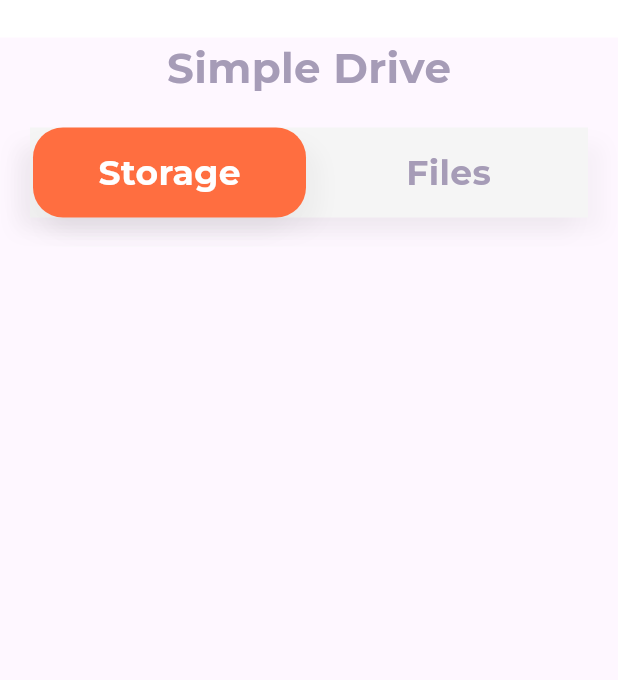
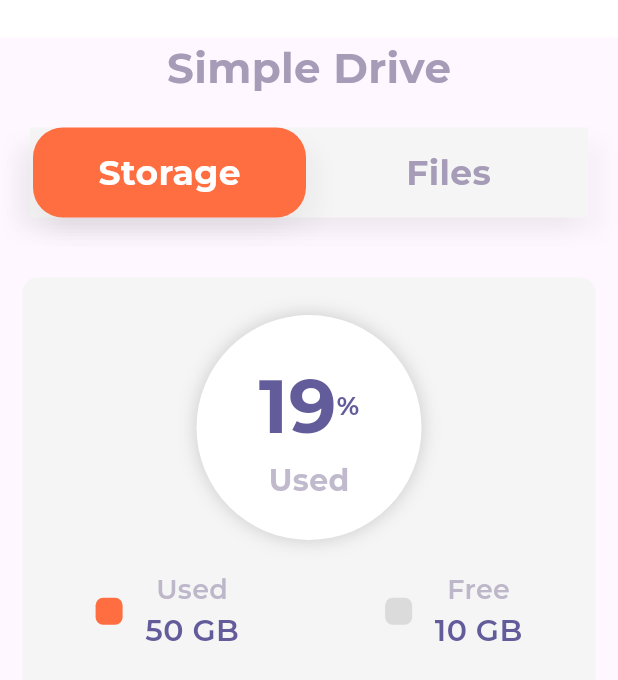
Before and after one commit to AhmadAlrimawi2000/simple-drive, a Flutter app: the screen it shows once a user with an empty profile is signed in, on a phone screen of 412 x 824 dp. Shown: the top 680 px of the screen. Run offline on Flutter 3.47's test engine with Material 3 defaults, Android fonts, the phone set to English and light mode, and no system bars; our stand-ins replace cloud_firestore, firebase_auth, firebase_core, get, google_fonts, google_sign_in; accounts and stored records are empty.

Commit message:
design the storage container

```diff
--- a/lib/constants/app_colors.dart
+++ b/lib/constants/app_colors.dart
@@ -3,5 +3,6 @@ import 'package:flutter/material.dart';
 class AppColors {
   static const textOne = Color(0xff635C9B);
   static const textTwo = Color(0xffA69CB7);
+  static const textThree = Color(0xff635C9B);
   static const orange = Colors.deepOrangeAccent;
 }
--- a/lib/view/pages/storage_page.dart
+++ b/lib/view/pages/storage_page.dart
@@ -1,15 +1,17 @@
 import 'package:flutter/material.dart';
 import 'package:simple_drive_app/widgets/storage_container.dart';
+import 'package:simple_drive_app/widgets/upload_options.dart';
 
 class StoragePage extends StatelessWidget {
   const StoragePage({super.key});
 
   @override
   Widget build(BuildContext context) {
-    return Column(
+    return const Column(
       children: <Widget>[
-        const SizedBox(height: 40),
+        SizedBox(height: 40),
         StorageContainer(),
+        UploadOptions(),
       ],
     );
   }
--- a/lib/widgets/storage_container.dart
+++ b/lib/widgets/storage_container.dart
@@ -1,10 +1,157 @@
 import 'package:flutter/material.dart';
+import 'package:simple_drive_app/constants/app_colors.dart';
+import 'package:simple_drive_app/constants/utils.dart';
 
 class StorageContainer extends StatelessWidget {
   const StorageContainer({super.key});
 
   @override
   Widget build(BuildContext context) {
-    return Container();
+    return Container(
+      width: MediaQuery.of(context).size.width,
+      margin: const EdgeInsets.symmetric(horizontal: 15),
+      decoration: BoxDecoration(
+        borderRadius: BorderRadius.circular(10),
+        color: Colors.grey.shade100,
+        boxShadow: [
+          BoxShadow(
+            color: Colors.grey.withValues(alpha: 0.001),
+            offset: const Offset(10, 10),
+            blurRadius: 10,
+          ),
+          BoxShadow(
+            color: Colors.grey.withValues(alpha: 0.001),
+            offset: const Offset(-10, 10),
+            blurRadius: 10,
+          ),
+        ],
+      ),
+      child: Padding(
+        padding: const EdgeInsets.only(top: 25, bottom: 35),
+        child: Column(
+          children: <Widget>[
+            Container(
+              width: 150,
+              height: 150,
+              decoration: BoxDecoration(
+                  shape: BoxShape.circle,
+                  color: Colors.white,
+                  boxShadow: [
+                    BoxShadow(
+                      color: Colors.grey.withValues(alpha: 0.5),
+                      blurRadius: 10,
+                    )
+                  ]),
+              child: Column(
+                mainAxisAlignment: MainAxisAlignment.center,
+                children: <Widget>[
+                  Row(
+                    mainAxisAlignment: MainAxisAlignment.center,
+                    children: <Widget>[
+                      Text(
+                        "19",
+                        style: textStyle(
+                          50,
+                          AppColors.textThree,
+                          FontWeight.bold,
+                        ),
+                      ),
+                      Text(
+                        "%",
+                        style: textStyle(
+                          17,
+                          AppColors.textThree,
+                          FontWeight.bold,
+                        ),
+                      ),
+                    ],
+                  ),
+                  Text(
+                    "Used",
+                    style: textStyle(
+                      20,
+                      AppColors.textTwo.withValues(alpha: 0.7),
+                      FontWeight.bold,
+                    ),
+                  )
+                ],
+              ),
+            ),
+            const SizedBox(height: 20),
+            Row(
+              mainAxisAlignment: MainAxisAlignment.spaceAround,
+              children: <Widget>[
+                Row(
+                  children: <Widget>[
+                    Container(
+                      width: 18,
+                      height: 18,
+                      decoration: BoxDecoration(
+                        borderRadius: BorderRadius.circular(5),
+                        color: AppColors.orange,
+                      ),
+                    ),
+                    const SizedBox(width: 15),
+                    Column(
+                      children: <Widget>[
+                        Text(
+                          "Used",
+                          style: textStyle(
+                            18,
+                            AppColors.textTwo.withValues(alpha: 0.7),
+                            FontWeight.w600,
+                          ),
+                        ),
+                        Text(
+                          "50 GB",
+                          style: textStyle(
+                            20,
+                            AppColors.textThree,
+                            FontWeight.w600,
+                          ),
+                        ),
+                      ],
+                    )
+                  ],
+                ),
+                Row(
+                  children: <Widget>[
+                    Container(
+                      width: 18,
+                      height: 18,
+                      decoration: BoxDecoration(
+                        borderRadius: BorderRadius.circular(5),
+                        color: Colors.grey.withValues(alpha: 0.3),
+                      ),
+                    ),
+                    const SizedBox(width: 15),
+                    Column(
+                      children: <Widget>[
+                        Text(
+                          "Free",
+                          style: textStyle(
+                            18,
+                            AppColors.textTwo.withValues(alpha: 0.7),
+                            FontWeight.w600,
+                          ),
+                        ),
+                        Text(
+                          "10 GB",
+                          style: textStyle(
+                            20,
+                            AppColors.textThree,
+                            FontWeight.w600,
+                          ),
+                        ),
+                      ],
+                    )
+                  ],
+                ),
+              ],
+            )
+          ],
+        ),
+      ),
+    );
   }
 }
--- /dev/null
+++ b/lib/widgets/upload_options.dart
@@ -0,0 +1,10 @@
+import 'package:flutter/material.dart';
+
+class UploadOptions extends StatelessWidget {
+  const UploadOptions({super.key});
+
+  @override
+  Widget build(BuildContext context) {
+    return Container();
+  }
+}
```
